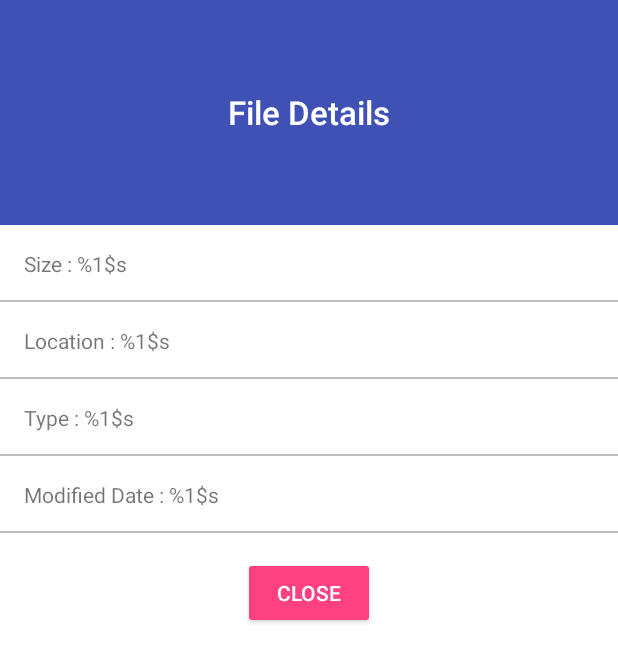
After one commit to androidbuffer/Kotlinfilepicker, an Android app: the layout dialog_details.xml on its own in the app's theme, with its tools: preview values and no code run, on a phone screen of 412 x 824 dp. The commit adds this screen. Shown: the top 662 px of the screen. Run offline under Robolectric (Android 15) with nearby library versions, the phone set to English and light mode, and no system bars.

Commit message:
feat: Added the details in dialog view

```diff
--- /dev/null
+++ b/app/src/main/res/drawable/background_text_view.xml
@@ -0,0 +1,17 @@
+<?xml version="1.0" encoding="utf-8"?>
+<layer-list xmlns:android="http://schemas.android.com/apk/res/android">
+
+    <item
+        android:left="-2dp"
+        android:right="-2dp"
+        android:top="-2dp">
+        <shape>
+            <solid android:color="@android:color/white" />
+
+            <stroke
+                android:width="1dp"
+
+                android:color="@color/dividerColor" />
+        </shape>
+    </item>
+</layer-list>
--- /dev/null
+++ b/app/src/main/res/layout/dialog_details.xml
@@ -0,0 +1,63 @@
+<?xml version="1.0" encoding="utf-8"?>
+<LinearLayout xmlns:android="http://schemas.android.com/apk/res/android"
+    xmlns:app="http://schemas.android.com/apk/res-auto"
+    android:layout_width="match_parent"
+    android:layout_height="match_parent"
+    android:background="@color/white"
+    android:orientation="vertical">
+
+    <TextView
+        android:id="@+id/tvNameOfFile"
+        android:layout_width="match_parent"
+        android:layout_height="wrap_content"
+        android:layout_gravity="center_horizontal"
+        android:background="@color/colorPrimary"
+        android:gravity="center_vertical|center_horizontal"
+        android:minHeight="150dp"
+        android:text="@string/file_details"
+        android:textAppearance="@style/Base.TextAppearance.Widget.AppCompat.Toolbar.Title"
+        android:textColor="@color/white"
+        android:textSize="22sp" />
+
+    <TextView
+        android:id="@+id/tvSizeOfFile"
+        android:layout_width="match_parent"
+        android:layout_height="wrap_content"
+        android:background="@drawable/background_text_view"
+        android:padding="16dp"
+        android:text="@string/size_of_file" />
+
+    <TextView
+        android:id="@+id/tvLocationOfFile"
+        android:layout_width="match_parent"
+        android:layout_height="wrap_content"
+        android:background="@drawable/background_text_view"
+        android:padding="16dp"
+        android:text="@string/location_of_file" />
+
+    <TextView
+        android:id="@+id/tvTypeOfFile"
+        android:layout_width="match_parent"
+        android:layout_height="wrap_content"
+        android:background="@drawable/background_text_view"
+        android:padding="16dp"
+        android:text="@string/type_of_file" />
+
+    <TextView
+        android:id="@+id/tvModiedDateOfFile"
+        android:layout_width="match_parent"
+        android:layout_height="wrap_content"
+        android:background="@drawable/background_text_view"
+        android:padding="16dp"
+        android:text="@string/modified_date" />
+
+    <android.support.v7.widget.AppCompatButton
+        android:id="@+id/btClose"
+        style="@style/Widget.AppCompat.Button.Colored"
+        android:layout_width="wrap_content"
+        android:layout_height="wrap_content"
+        android:layout_gravity="center_horizontal"
+        android:layout_margin="@dimen/padding_large"
+        android:text="@string/button_close" />
+
+</LinearLayout>
--- a/app/src/main/res/values/colors.xml
+++ b/app/src/main/res/values/colors.xml
@@ -5,4 +5,6 @@
     <color name="colorAccent">#FF4081</color>
     <color name="backgroundColor">#fafafa</color>
     <color name="iconTintColor">#212121</color>
+    <color name="dividerColor">#bdbdbd</color>
+    <color name="white">#fff</color>
 </resources>
--- a/app/src/main/res/values/strings.xml
+++ b/app/src/main/res/values/strings.xml
@@ -6,6 +6,12 @@
     <string name="button_gallery">Gallery</string>
     <string name="button_video">Video</string>
     <string name="gallery_single">Gallery (Single)</string>
+    <string name="modified_date">Modified Date : %1$s</string>
+    <string name="type_of_file">Type : %1$s</string>
+    <string name="location_of_file">Location : %1$s</string>
+    <string name="size_of_file">Size : %1$s</string>
+    <string name="file_details">File Details</string>
+    <string name="button_close">Close</string>
 
     //recyclerview options
     <string-array name="arrayOptions">
```
Also changed, not shown: app/src/main/java/com/androidbuffer/kotlinfilepickersample/DetailsDialog.kt (+58 -3 lines), app/src/main/java/com/androidbuffer/kotlinfilepickersample/MainActivity.kt (+11 -22 lines), app/src/main/res/drawable-hdpi/ic_action_name.png (added), app/src/main/res/drawable-mdpi/ic_action_name.png (added), app/src/main/res/drawable-xhdpi/ic_action_name.png (added), app/src/main/res/drawable-xxhdpi/ic_action_name.png (added).
